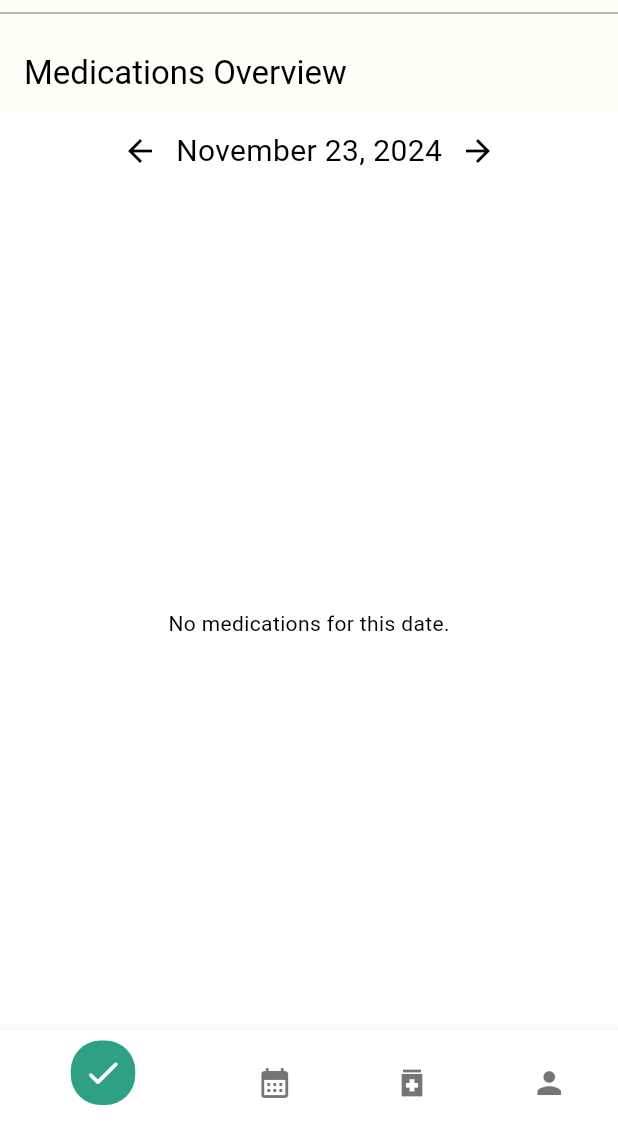
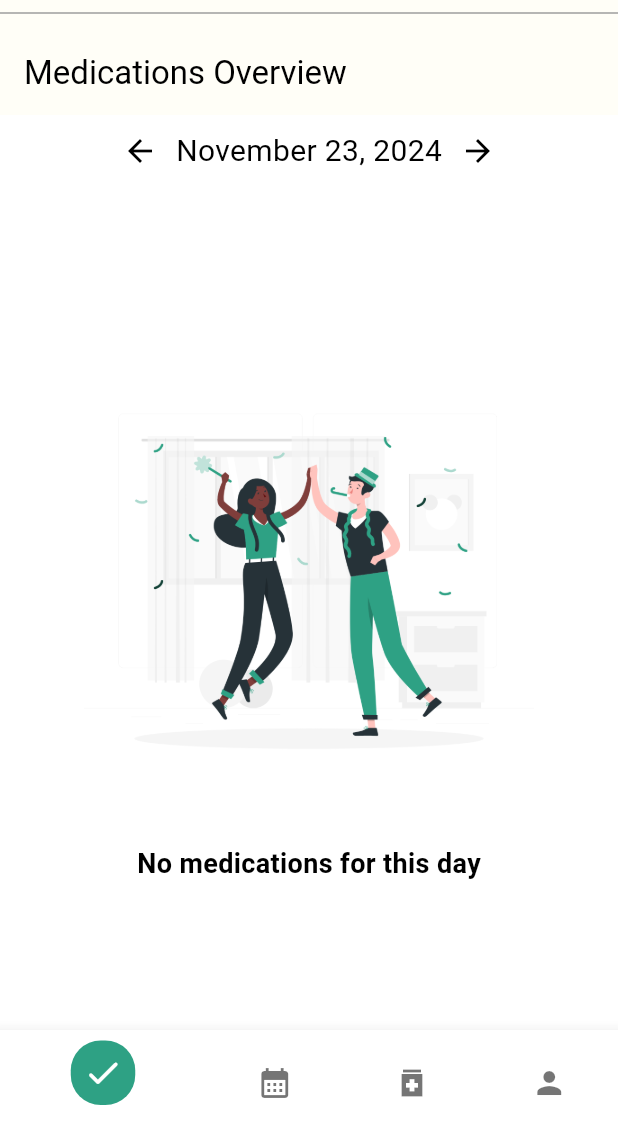
Before and after one commit to Majd-sud/Tadawa-app, a Flutter app: the screen it shows once a user with an empty profile is signed in, after a tap on the "arrow forward" icon, on a phone screen of 412 x 824 dp, the part 89-1236 px from its top. Run offline on Flutter 3.47's test engine with Material 3 defaults, Android fonts, the phone set to English and light mode, and no system bars; our stand-ins replace cloud_firestore, firebase_auth, firebase_core, firebase_storage, flutter_local_notifications, flutter_timezone and 4 more; accounts and stored records are empty.

Commit message:
Fixed bugs and changed UI design

```diff
--- a/lib/l10n/intl_en.arb
+++ b/lib/l10n/intl_en.arb
@@ -33,8 +33,8 @@
     "startDate": "Start Date",
     "endDate": "End Date",
     "time": "Time",
-    "warningPillsLow": "Warning: Pills are running low!",
-    "warningExpirationSoon": "Warning: This medication will expire soon!",
+    "warningPillsLow": "Pills are running low!",
+    "warningExpirationSoon": "This medication will expire soon!",
     "errorFetchingMedications": "Error fetching medications.",
     "medicationDeleted": "{medicationName} has been deleted.",
     "addMedication": "Add Medication",
--- a/lib/screens/appointment_screen.dart
+++ b/lib/screens/appointment_screen.dart
@@ -344,7 +344,7 @@ class _AppointmentScreenState extends State<AppointmentScreen> {
                           vertical: 8, horizontal: 16),
                       elevation: 4,
                       child: ListTile(
-                        leading: const Icon(Icons.event, color: Colors.black),
+                        leading: const Icon(Icons.event, color: Color.fromARGB(255, 46, 161, 132) ),
                         title: Text(
                           value[index].title,
                           style: const TextStyle(
--- a/lib/screens/main_screen.dart
+++ b/lib/screens/main_screen.dart
@@ -10,7 +10,10 @@ import 'package:tadawa_app/theme.dart';
 import 'package:tadawa_app/theme_providor.dart';
 import 'package:timezone/data/latest.dart' as tz;
 import 'package:timezone/timezone.dart' as tz;
-import 'package:flutter_timezone/flutter_timezone.dart'; // Import this package
+import 'package:flutter_timezone/flutter_timezone.dart';
+
+final GlobalKey<ScaffoldMessengerState> _scaffoldMessengerKey =
+    GlobalKey<ScaffoldMessengerState>();
 
 class MainScreen extends StatefulWidget {
   const MainScreen({super.key});
@@ -22,17 +25,14 @@ class MainScreen extends StatefulWidget {
 class _MainScreenState extends State<MainScreen> {
   List<Medication> _medications = [];
   DateTime _selectedDate = DateTime.now();
+  final List<SnackBar> _snackBarsQueue = []; // Queue for SnackBars
 
   @override
   void initState() {
     super.initState();
     tz.initializeTimeZones();
-
-    // Set the local time zone
     _setLocalTimeZone();
-
-    NotificationService
-        .initialize(); // Ensure notification service is initialized
+    NotificationService.initialize();
     _fetchMedications();
   }
 
@@ -61,6 +61,9 @@ class _MainScreenState extends State<MainScreen> {
         print(
             'Fetched medications: ${_medications.map((m) => m.name).toList()}');
 
+        // Check for warnings after fetching medications
+        _checkForWarnings();
+
         // Schedule notifications for each medication
         await _scheduleNotifications();
       } catch (e) {
@@ -71,7 +74,62 @@ class _MainScreenState extends State<MainScreen> {
     }
   }
 
-  // Method to check if any medication has less than 5 pills
+  void _checkForWarnings() {
+    bool hasExpiringMedications = _medications.any((medication) =>
+        medication.expirationDate
+            .isBefore(DateTime.now().add(Duration(days: 7))) &&
+        !medication.isExpired());
+
+    bool hasLowPills = _hasLowPills();
+
+    if (hasExpiringMedications) {
+      _addSnackBar('You have medications expiring within the next week!',
+          Colors.orange, Icons.warning);
+    }
+
+    if (hasLowPills) {
+      _addSnackBar('You have medications with less than 5 pills left!',
+          Colors.red, Icons.warning);
+    }
+  }
+
+  void _addSnackBar(String message, Color backgroundColor, IconData icon) {
+    final snackBar = SnackBar(
+      content: Row(
+        children: [
+          Icon(icon, color: Colors.white),
+          const SizedBox(width: 10),
+          Expanded(
+              child:
+                  Text(message, style: const TextStyle(color: Colors.white))),
+          IconButton(
+            icon: const Icon(Icons.close, color: Colors.white),
+            onPressed: () {
+              _scaffoldMessengerKey.currentState?.hideCurrentSnackBar();
+            },
+          ),
+        ],
+      ),
+      backgroundColor: backgroundColor,
+      duration: const Duration(seconds: 1),
+      behavior: SnackBarBehavior.floating,
+    );
+
+    // Add to the queue and show
+    _snackBarsQueue.add(snackBar);
+    _showNextSnackBar();
+  }
+
+  void _showNextSnackBar() {
+    if (_snackBarsQueue.isNotEmpty) {
+      final snackBar = _snackBarsQueue.removeAt(0);
+      ScaffoldMessenger.of(context).showSnackBar(snackBar).closed.then((_) {
+        // Show the next SnackBar when the current one is closed
+        _showNextSnackBar();
+      });
+    }
+  }
+
   bool _hasLowPills() {
     return _medications.any((medication) => medication.pillsCount < 5);
   }
@@ -110,7 +168,6 @@ class _MainScreenState extends State<MainScreen> {
         await _scheduleNotification(medication, localDateTime);
       }
 
-      // Schedule an expiry alert if the medication is not expired
       if (!medication.isExpired()) {
         await _scheduleExpiryNotification(medication);
       }
@@ -238,8 +295,16 @@ class _MainScreenState extends State<MainScreen> {
   }
 
   @override
+  void dispose() {
+    _scaffoldMessengerKey.currentState?.hideCurrentSnackBar();
+    super.dispose();
+  }
+
+  @override
   Widget build(BuildContext context) {
-    return Scaffold(
+    return ScaffoldMessenger(
+        key: _scaffoldMessengerKey,
+        child: Scaffold(
           appBar: AppBar(
             backgroundColor: const Color.fromRGBO(255, 254, 247, 255),
             title: const Text('Medications Overview'),
@@ -248,56 +313,30 @@ class _MainScreenState extends State<MainScreen> {
             children: [
               _buildDateSelector(),
               const SizedBox(height: 20),
-          Expanded(
-            child: _buildMedicationList(),
-          ),
-
-          // Check if any of the medications in the _medications list have an expiration date
-          // that is before the current date plus 7 days
-          if (_medications.any((medication) =>
-              medication.expirationDate
-                  .isBefore(DateTime.now().add(Duration(days: 7))) &&
-              !medication.isExpired()))
-            Padding(
-              padding: const EdgeInsets.only(top: 8.0),
-              child: Container(
-                color: Colors.orange[200],
-                padding:
-                    const EdgeInsets.symmetric(vertical: 10, horizontal: 20),
-                child: Text(
-                  'Warning: You have medications expiring within the next week!',
-                  style: const TextStyle(
-                      fontSize: 16, fontWeight: FontWeight.bold),
-                ),
-              ),
-            ),
-
-          // Display warning if any medication has less than 5 pills left
-          if (_hasLowPills())
-            Padding(
-              padding: const EdgeInsets.only(top: 8.0),
-              child: Container(
-                  color: Colors.yellow[200],
-                  padding:
-                      const EdgeInsets.symmetric(vertical: 10, horizontal: 20),
-                  child: const Text(
-                      'Warning: You have medications with less than 5 pills left!',
-                      style: TextStyle(
-                        fontSize: 16,
-                        fontWeight: FontWeight.bold,
-                        color: Colors.black,
-                      ))),
-            ),
+              Expanded(child: _buildMedicationList()),
             ],
           ),
-    );
+        ));
   }
 
   Widget _buildMedicationList() {
     final todaysMedications = _getTodaysMedications(_selectedDate);
 
     if (todaysMedications.isEmpty) {
-      return const Center(child: Text('No medications for this date.'));
+      return Column(
+        mainAxisAlignment: MainAxisAlignment.center,
+        children: [
+          Image.asset(
+            'assets/images/main_screen.png',
+            height: 300,
+          ),
+          const SizedBox(height: 20),
+          const Text(
+            'No medications for this day',
+            style: TextStyle(fontSize: 18, fontWeight: FontWeight.bold),
+          ),
+        ],
+      );
     }
 
     return ListView.builder(
@@ -316,9 +355,14 @@ class _MainScreenState extends State<MainScreen> {
                   borderRadius: BorderRadius.circular(12),
                 ),
                 child: ListTile(
+                  leading: Image.asset(
+                    'assets/images/pill.png',
+                    height: 30,
+                  ),
                   title: Text(
                     medication.name,
                     style: TextStyle(
+                        fontWeight: FontWeight.bold,
                         color: value.themeData == lightMode
                             ? Colors.black
                             : Colors.white),
@@ -334,9 +378,6 @@ class _MainScreenState extends State<MainScreen> {
                     activeColor: value.themeData == lightMode
                         ? Colors.black
                         : Colors.white,
-                    // focusColor: value.themeData==lightMode?Colors.black:Colors.white,
-                    // hoverColor: value.themeData==lightMode?Colors.black:Colors.white,
-                    // checkColor:  value.themeData==lightMode?Colors.black:Colors.white,
                     side: BorderSide(
                         color: value.themeData == lightMode
                             ? Colors.black
--- a/lib/theme.dart
+++ b/lib/theme.dart
@@ -1,5 +1,3 @@
-
-
 import 'package:flutter/material.dart';
 
 ThemeData lightMode = ThemeData(
--- a/pubspec.yaml
+++ b/pubspec.yaml
@@ -75,6 +75,9 @@ flutter:
   - assets/logos/logo1.PNG
   - assets/logos/logo2.PNG
   - assets/images/default_profile.jpg
+  - assets/images/main_screen.png
+  - assets/images/no_medication.png
+  - assets/images/pill.png
 
 
   # An image asset can refer to one or more resolution-specific "variants", see
```
Also changed, not shown: lib/screens/add_medication_screen.dart (+15 -5 lines), lib/screens/medication_screen.dart (+47 -3 lines), lib/widgets/medication_image.dart (+56 -13 lines), assets/images/main_screen.png (added), assets/images/no_medication.png (added), assets/images/pill.png (added), lib/generated/intl/messages_en.dart, lib/generated/l10n.dart. Lines whose indentation alone changed are shown as unchanged.
